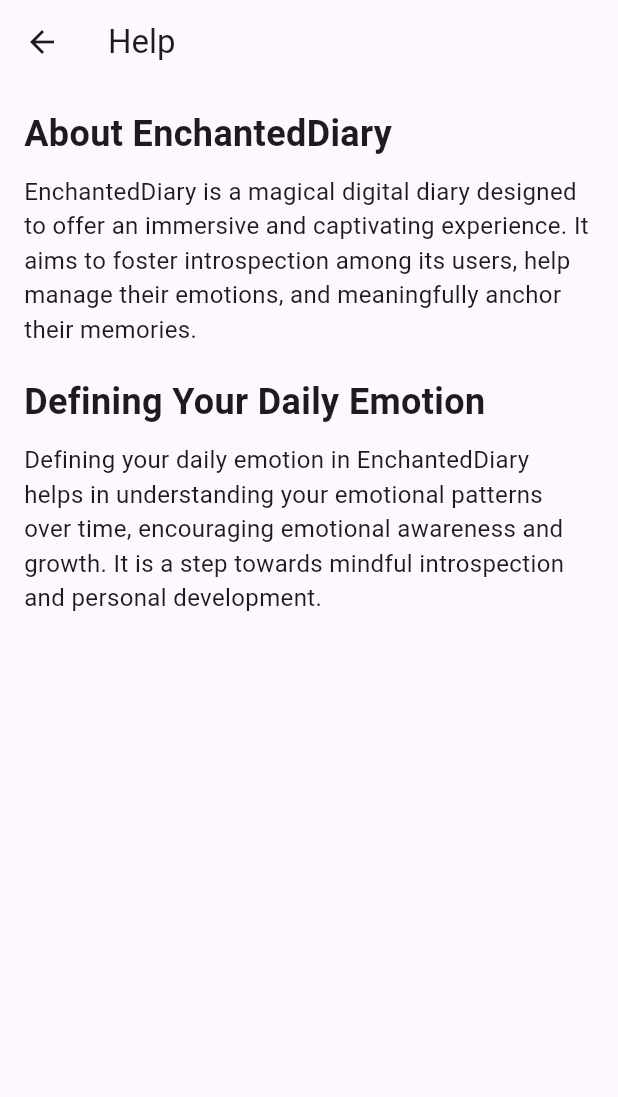
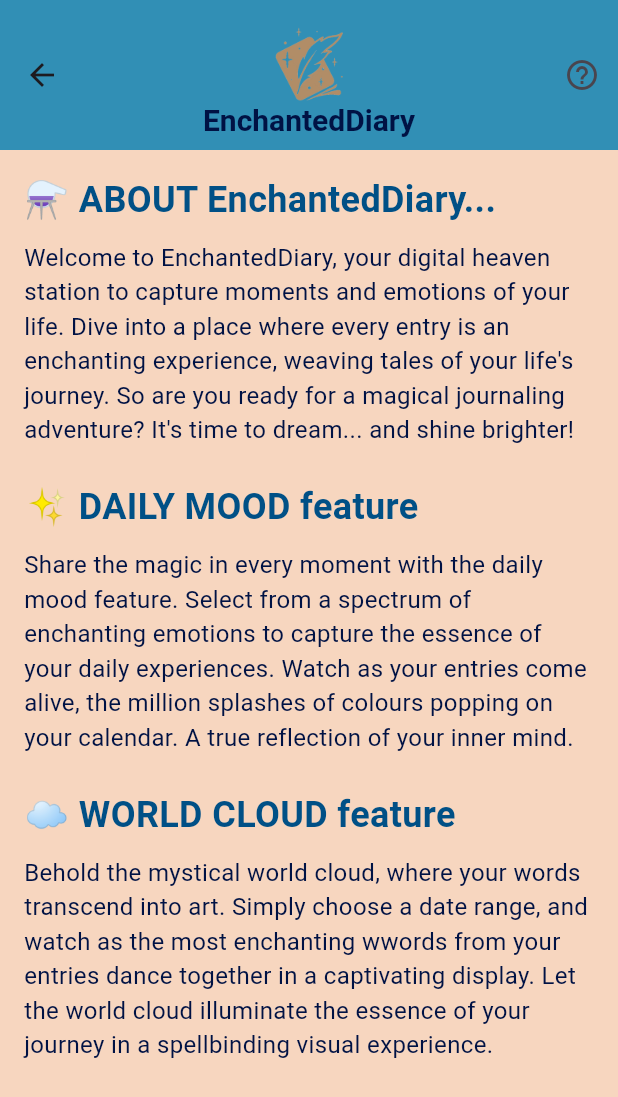
Before and after one commit to iwizy59/enchanteddiary, a Flutter app: the screen it shows after launch, after a tap on "Next", after a tap on the "help outline" icon, on a phone screen of 412 x 824 dp. Shown: the top 1097 px of the screen. Run offline on Flutter 3.47's test engine with Material 3 defaults, Android fonts, the phone set to English and light mode, and no system bars; our stand-ins replace dots_indicator, shared_preferences, table_calendar; Roboto replaces fonts that are missing (Poppins).

Commit message:
User interface rework

```diff
--- a/lib/calendar/calendar.dart
+++ b/lib/calendar/calendar.dart
@@ -10,6 +10,12 @@
 
 class _CalendarWidgetState extends State<CalendarWidget> {
   Color selectedColor = Colors.transparent;
+
+  final Color darkBlue = Color(0xFF001244);
+  final Color lightBlue = Color(0xFF005086);
+  final Color skyBlue = Color(0xFF318fb5);
+  final Color lightGray = Color(0xFFb0cac7);
+  final Color lightYellow = Color(0xFFf7d6bf);
 
   void updateSelectorColor(Color color) {
     setState(() {
@@ -36,15 +42,15 @@
         calendarStyle: const CalendarStyle(
           defaultDecoration: BoxDecoration(
             shape: BoxShape.circle,
-            color: Colors.red,
+            color: Color(0xFFf7d6bf),
           ),
           holidayDecoration: BoxDecoration(
             shape: BoxShape.circle,
-            color: Colors.red,
+            color: Color(0xFFf7d6bf),
           ),
           weekendDecoration: BoxDecoration(
             shape: BoxShape.circle,
-            color: Colors.red,
+            color: Color(0xFFf7d6bf),
           ),
           outsideDaysVisible: false,
         ),
@@ -59,7 +65,7 @@
               _focusedDay = focusedDay;
             });
             BoxDecoration(
-              color: selectedColor,
+              color: lightBlue,
             );
             Navigator.push(
               context,
--- a/lib/calendar/calendar_page.dart
+++ b/lib/calendar/calendar_page.dart
@@ -2,33 +2,35 @@
 import 'package:enchanteddiary/header/header.dart';
 import 'package:flutter/material.dart';
 import 'package:shared_preferences/shared_preferences.dart';
-import 'calendar.dart'; // Assurez-vous que le chemin vers le widget du calendrier est correct
+import 'calendar.dart';
 
 class CalendarPage extends StatelessWidget {
+
+  final Color darkBlue = Color(0xFF001244);
+  final Color lightBlue = Color(0xFF005086);
+  final Color skyBlue = Color(0xFF318fb5);
+  final Color lightGray = Color(0xFFb0cac7);
+  final Color lightYellow = Color(0xFFf7d6bf);
 
   @override
   Widget build(BuildContext context) {
     return Scaffold(
-      appBar: CustomHeader(showBackButton: false), // Votre en-tête personnalisé
+      backgroundColor: lightGray,
+      appBar: CustomHeader(showBackButton: false),
       body: Center(
         child: Column(
           children: [
             Expanded(
               child: Container(
                 margin: EdgeInsets.all(30),
-                child: CalendarWidget(), // Votre CalendarWidget
+                child: CalendarWidget(),
               ),
             ),
             Container(
-
-              // Hauteur du footer, ajustez selon vos besoins
               width: double.infinity,
-              // Le footer prend toute la largeur disponible
               color: Colors.grey[200],
-              // Couleur de fond du footer, ajustez selon vos besoins
               alignment: Alignment.center,
-              // Pour centrer le contenu dans le footer
-              child: Footer(), // Contenu du footer
+              child: Footer(),
             ),
             Container(child : ElevatedButton(
 
--- a/lib/cloud_page.dart
+++ b/lib/cloud_page.dart
@@ -4,7 +4,7 @@
   @override
   Widget build(BuildContext context) {
     return Text(
-      "Page de recherche",
+      "\n\n\nTo be developped\nWORLD CLOUD!",
     );
   }
 }
--- a/lib/footer.dart
+++ b/lib/footer.dart
@@ -37,29 +37,41 @@
     }
   }
 
+  final Color darkBlue = Color(0xFF001244);
+  final Color lightBlue = Color(0xFF005086);
+  final Color skyBlue = Color(0xFF318fb5);
+  final Color lightGray = Color(0xFFb0cac7);
+  final Color lightYellow = Color(0xFFf7d6bf);
+
   @override
   Widget build(BuildContext context) {
     return BottomNavigationBar(
+        backgroundColor: skyBlue,
         type: BottomNavigationBarType.fixed,
         currentIndex: _selectedIndex,
         onTap: _onItemTapped,
         items: const [
           BottomNavigationBarItem(
             icon: Icon(Icons.home),
-            label: "Home",
+            label: "HOME",
           ),
           BottomNavigationBarItem(
             icon: Icon(Icons.cloud),
-            label: "Cloud",
+            label: "CLOUD",
           ),
           BottomNavigationBarItem(
             icon: Icon(Icons.search),
-            label: "Search",
+            label: "SEARCH",
           ),
           BottomNavigationBarItem(
             icon: Icon(Icons.settings),
-            label: "Settings",
+            label: "SETTINGS",
           ),
-        ]);
+        ],
+        selectedItemColor: darkBlue,
+        unselectedItemColor: darkBlue,
+        selectedLabelStyle: TextStyle(fontFamily: 'Poppins'),
+        unselectedLabelStyle: TextStyle(fontFamily: 'Poppins'),
+  );
   }
 }
--- a/lib/header/header.dart
+++ b/lib/header/header.dart
@@ -4,9 +4,9 @@
 class CustomHeader extends StatefulWidget implements PreferredSizeWidget {
   bool showBackButton;
   final Color appBarColor;
-  Color _appBarColor = Colors.white;
+  Color _appBarColor = Color(0xFF318fb5);
 
-  CustomHeader({this.appBarColor = Colors.white,this.showBackButton = true});
+  CustomHeader({this.appBarColor = const Color(0xFF318fb5),this.showBackButton = true});
 
   @override
   State<CustomHeader> createState() => _CustomHeaderState();
@@ -14,7 +14,7 @@
   Size get preferredSize => Size.fromHeight(100.0);
 }
 class _CustomHeaderState extends State<CustomHeader>{
-  final String title = "Enchanted Diary";
+  final String title = "EnchantedDiary";
 
   @override
   Widget build(BuildContext context) {
@@ -29,13 +29,13 @@
         children: [
           SizedBox(height: 10),
           Image.asset(
-            'assets/images/EnchantedDiary.png', // Assurez-vous que le chemin vers votre logo est correct.
+            'assets/images/EnchantedDiary.png',
             height: 50,
-            width: 50,// Ajustez la taille selon vos besoins.
+            width: 50,
           ),
           Text(
             title,
-            style: TextStyle(fontSize: 20, fontWeight: FontWeight.bold, fontFamily: 'Poppins'), // Ajustez selon vos besoins.
+            style: TextStyle(fontSize: 20, fontWeight: FontWeight.bold, fontFamily: 'Poppins', color: Color(0xFF001244)),
           ),
         ],
       ),
@@ -43,12 +43,10 @@
         IconButton(
           icon: Icon(Icons.help_outline),
           onPressed: () {
-            // Rediriger vers la page d'aide
             Navigator.push(
             context,
             MaterialPageRoute(builder: (context) => HelpPage()));}
 
-     // Action pour le bouton d'aide.
         ),
 
       ],
--- a/lib/help/help.dart
+++ b/lib/help/help.dart
@@ -1,36 +1,49 @@
 import 'package:flutter/material.dart';
-
+import 'package:enchanteddiary/header/header.dart';
+import 'package:enchanteddiary/emotion/emotion.dart';
 
 class HelpPage extends StatelessWidget {
+  final Color darkBlue = Color(0xFF001244);
+  final Color lightBlue = Color(0xFF005086);
+  final Color lightGray = Color(0xFFb0cac7);
+  final Color lightYellow = Color(0xFFf7d6bf);
+
   @override
   Widget build(BuildContext context) {
     return Scaffold(
-      appBar: AppBar(
-        title: Text('Help'),
-      ),
-      body: SingleChildScrollView( // Ajouté pour permettre le défilement si le contenu est long
-        padding: const EdgeInsets.all(16), // Ajouté pour un peu d'espace autour du texte
-        child: Column( // Utiliser Column pour organiser le contenu verticalement
-          crossAxisAlignment: CrossAxisAlignment.start, // Aligner le texte à gauche
+      backgroundColor: lightYellow,
+      appBar: CustomHeader(showBackButton: false),
+      body: SingleChildScrollView(
+        padding: const EdgeInsets.all(16),
+        child: Column(
+          crossAxisAlignment: CrossAxisAlignment.start,
           children: [
             Text(
-              'About EnchantedDiary',
-              style: TextStyle(fontSize: 24, fontWeight: FontWeight.bold),
-            ),
-            SizedBox(height: 10), // Espace entre le titre et la description
-            Text(
-              'EnchantedDiary is a magical digital diary designed to offer an immersive and captivating experience. It aims to foster introspection among its users, help manage their emotions, and meaningfully anchor their memories.',
-              style: TextStyle(fontSize: 16),
-            ),
-            SizedBox(height: 20), // Espace avant la section suivante
-            Text(
-              'Defining Your Daily Emotion',
-              style: TextStyle(fontSize: 24, fontWeight: FontWeight.bold),
+              '⚗️ ABOUT EnchantedDiary...',
+              style: TextStyle(fontSize: 24, fontWeight: FontWeight.bold, fontFamily: 'Poppins', color: lightBlue),
             ),
             SizedBox(height: 10),
             Text(
-              'Defining your daily emotion in EnchantedDiary helps in understanding your emotional patterns over time, encouraging emotional awareness and growth. It is a step towards mindful introspection and personal development.',
-              style: TextStyle(fontSize: 16),
+              "Welcome to EnchantedDiary, your digital heaven station to capture moments and emotions of your life. Dive into a place where every entry is an enchanting experience, weaving tales of your life's journey. So are you ready for a magical journaling adventure? It's time to dream... and shine brighter!\n",
+              style: TextStyle(fontSize: 16, fontFamily: 'Poppins', color: darkBlue),
+            ),
+            Text(
+              '✨ DAILY MOOD feature',
+              style: TextStyle(fontSize: 24, fontWeight: FontWeight.bold, fontFamily: 'Poppins', color: lightBlue),
+            ),
+            SizedBox(height: 10),
+            Text(
+              "Share the magic in every moment with the daily mood feature. Select from a spectrum of enchanting emotions to capture the essence of your daily experiences. Watch as your entries come alive, the million splashes of colours popping on your calendar. A true reflection of your inner mind.\n",
+              style: TextStyle(fontSize: 16, fontFamily: 'Poppins', color: darkBlue),
+            ),
+            Text(
+              '☁️ WORLD CLOUD feature',
+              style: TextStyle(fontSize: 24, fontWeight: FontWeight.bold, fontFamily: 'Poppins', color: lightBlue),
+            ),
+            SizedBox(height: 10),
+            Text(
+              "Behold the mystical world cloud, where your words transcend into art. Simply choose a date range, and watch as the most enchanting wwords from your entries dance together in a captivating display. Let the world cloud illuminate the essence of your journey in a spellbinding visual experience.",
+              style: TextStyle(fontSize: 16, fontFamily: 'Poppins', color: darkBlue),
             ),
           ],
         ),
--- a/lib/onboarding/secure_page.dart
+++ b/lib/onboarding/secure_page.dart
@@ -13,7 +13,14 @@
     double ScreenWidth = MediaQuery.of(context).size.width;
     double ScreenHeight = MediaQuery.of(context).size.height;
 
+    final Color darkBlue = Color(0xFF001244);
+    final Color lightBlue = Color(0xFF005086);
+    final Color skyBlue = Color(0xFF318fb5);
+    final Color lightGray = Color(0xFFb0cac7);
+    final Color lightYellow = Color(0xFFf7d6bf);
+
     return Scaffold(
+      backgroundColor: lightYellow,
       appBar: CustomHeader(showBackButton: false),
       body: Center(
         child: Padding(
--- a/lib/onboarding/welcome_page.dart
+++ b/lib/onboarding/welcome_page.dart
@@ -12,7 +12,14 @@
     double ScreenWidth = MediaQuery.of(context).size.width;
     double ScreenHeight = MediaQuery.of(context).size.height;
 
+    final Color darkBlue = Color(0xFF001244);
+    final Color lightBlue = Color(0xFF005086);
+    final Color skyBlue = Color(0xFF318fb5);
+    final Color lightGray = Color(0xFFb0cac7);
+    final Color lightYellow = Color(0xFFf7d6bf);
+
     return Scaffold(
+      backgroundColor: lightYellow,
       appBar: CustomHeader(showBackButton: false),
       body: Center(
         child: Padding(
--- a/lib/search_page.dart
+++ b/lib/search_page.dart
@@ -4,7 +4,7 @@
   @override
   Widget build(BuildContext context) {
     return Text(
-      "Page de recherche",
+      "\n\n\nTo be developped\nSEARCH FEATURE!",
     );
   }
 }
```
Also changed, not shown: lib/add_entry/add_entry.dart (+22 -14 lines), lib/emotion/emotion.dart (+13 -4 lines), lib/onboarding/final_page.dart (+7 -0 lines), lib/pin/pin_login.dart (+2 -7 lines), pubspec.lock.
